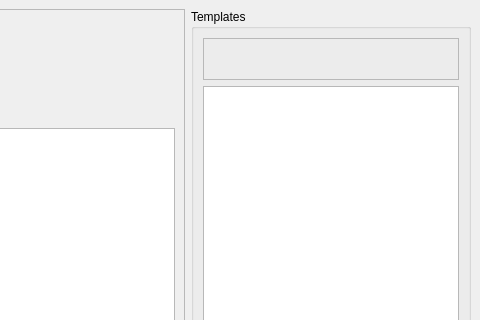
Qt form resources/mainwindow.ui (mkcms/gol-qt) before a commit; both pictures show x 430 to 910 and y 0 to 320 of the 910 by 717 pixel window.
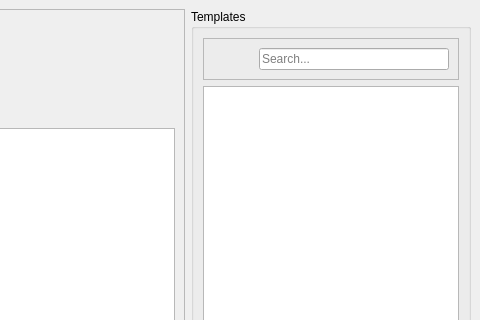
The same form after that commit. Icons and pictures are not drawn. Custom widgets are drawn as their Qt base class.

Commit message: Add input widget for searching templates by name.

What changed in the file:
```diff
--- a/resources/mainwindow.ui
+++ b/resources/mainwindow.ui
@@ -341,6 +341,13 @@
             </property>
            </widget>
           </item>
+          <item>
+           <widget class="QLineEdit" name="lineEditTemplateSearch">
+            <property name="placeholderText">
+             <string>Search...</string>
+            </property>
+           </widget>
+          </item>
          </layout>
         </widget>
        </item>
```
The commit also changes 2 other files.
